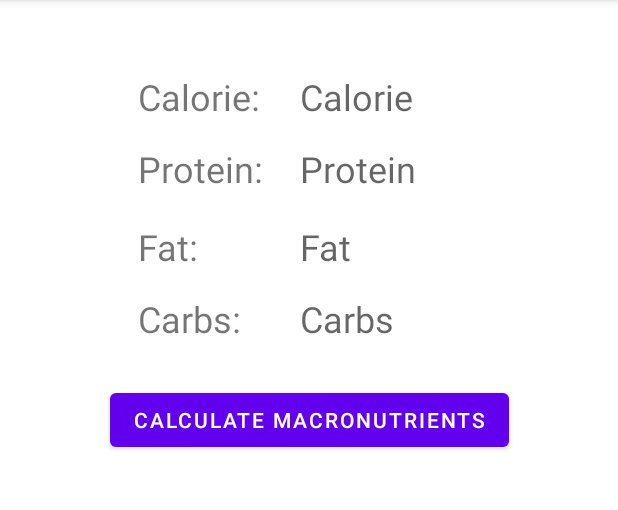
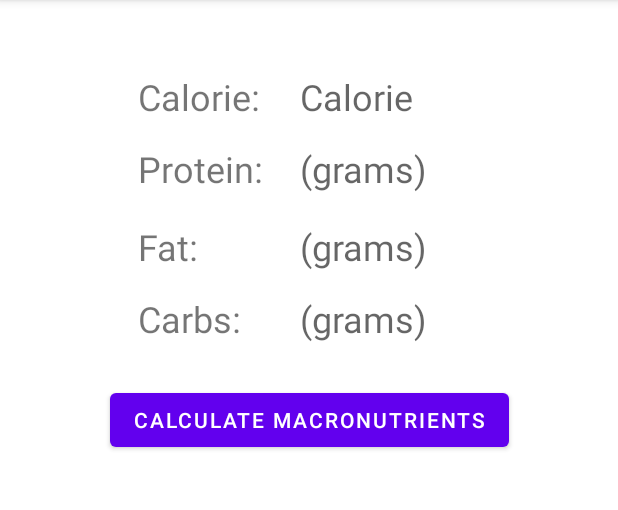
Before and after one commit to CS5520-A-STAR/A-STAR-Fitness, an Android app: the DietActivity screen opened directly, with no data from a screen before it, on a phone screen of 412 x 824 dp, the part 84-594 px from its top. Run offline under Robolectric (Android 15) with nearby library versions, the phone set to English and light mode, and no system bars; our stand-ins replace Firebase (no records; nobody signed in at launch, a user with empty details on screens opened directly).

Commit message:
Added hint for measurement units used in diet calculator.

```diff
--- a/app/src/main/res/layout/activity_diet.xml
+++ b/app/src/main/res/layout/activity_diet.xml
@@ -63,7 +63,7 @@
         android:layout_marginStart="200dp"
         android:layout_marginTop="96dp"
         android:layout_marginBottom="427dp"
-        android:hint="Protein"
+        android:hint="(grams)"
         android:textSize="24sp"
         app:layout_constraintBottom_toTopOf="@+id/bodyFatButton"
         app:layout_constraintStart_toStartOf="parent"
@@ -76,7 +76,7 @@
         android:layout_height="36dp"
         android:layout_marginStart="200dp"
         android:layout_marginTop="148dp"
-        android:hint="Fat"
+        android:hint="(grams)"
         android:textSize="24sp"
         app:layout_constraintStart_toStartOf="parent"
         app:layout_constraintTop_toTopOf="parent" />
@@ -113,7 +113,7 @@
         android:layout_height="36dp"
         android:layout_marginStart="200dp"
         android:layout_marginTop="196dp"
-        android:hint="Carbs"
+        android:hint="(grams)"
         android:textSize="24sp"
         app:layout_constraintStart_toStartOf="parent"
         app:layout_constraintTop_toTopOf="parent" />
```
